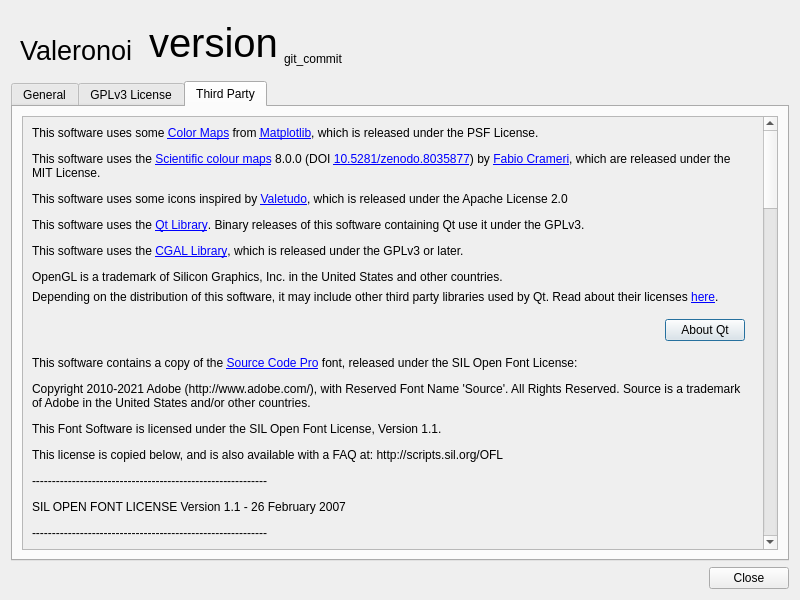
First picture: the form in src/gui/dialog/about.ui, repository ccoors/Valeronoi, before the edit.
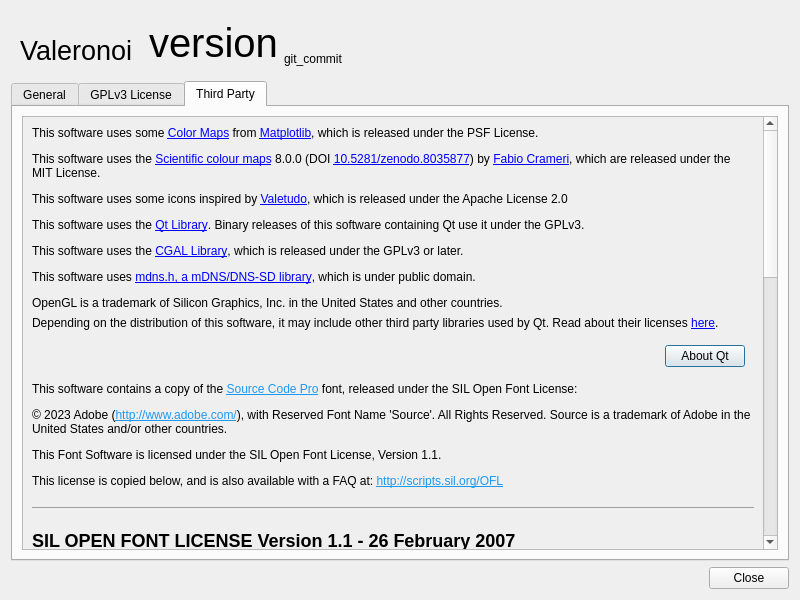
Second picture: the form after the edit. The open tabs and pages were chosen to show the change.

```diff
--- a/src/gui/dialog/about.ui
+++ b/src/gui/dialog/about.ui
@@ -833,8 +833,8 @@
            <rect>
             <x>0</x>
             <y>0</y>
-            <width>743</width>
-            <height>2600</height>
+            <width>749</width>
+            <height>1510</height>
            </rect>
           </property>
           <layout class="QVBoxLayout" name="verticalLayout_6">
@@ -848,6 +848,7 @@
 &lt;p&gt;This software uses some icons inspired by &lt;a href=&quot;https://valetudo.cloud&quot;&gt;Valetudo&lt;/a&gt;, which is released under the Apache License 2.0&lt;/p&gt;
 &lt;p&gt;This software uses the &lt;a href=&quot;https://www.qt.io/&quot;&gt;Qt Library&lt;/a&gt;. Binary releases of this software containing Qt use it under the GPLv3.&lt;/p&gt;
 &lt;p&gt;This software uses the &lt;a href=&quot;https://www.cgal.org/&quot;&gt;CGAL Library&lt;/a&gt;, which is released under the GPLv3 or later.&lt;/p&gt;
+&lt;p&gt;This software uses &lt;a href=&quot;https://github.com/mjansson/mdns&quot;&gt;mdns.h, a mDNS/DNS-SD library&lt;/a&gt;, which is under public domain.&lt;/p&gt;
 &lt;p&gt;OpenGL is a trademark of Silicon Graphics, Inc. in the United States and other countries.&lt;/p&gt;
 &lt;/body&gt;
 &lt;/html&gt;</string>
@@ -902,7 +903,7 @@
            <item>
             <widget class="QLabel" name="label_6">
              <property name="text">
-              <string>&lt;html&gt;&lt;head/&gt;&lt;body&gt;&lt;p&gt;This software contains a copy of the &lt;a href=&quot;https://github.com/adobe-fonts/source-code-pro&quot;&gt;&lt;span style=&quot; text-decoration: underline;&quot;&gt;Source Code Pro&lt;/span&gt;&lt;/a&gt; font, released under the SIL Open Font License:&lt;/p&gt;&lt;p&gt;Copyright 2010-2021 Adobe (http://www.adobe.com/), with Reserved Font Name 'Source'. All Rights Reserved. Source is a trademark of Adobe in the United States and/or other countries.&lt;/p&gt;&lt;p&gt;This Font Software is licensed under the SIL Open Font License, Version 1.1.&lt;/p&gt;&lt;p&gt;This license is copied below, and is also available with a FAQ at: http://scripts.sil.org/OFL&lt;/p&gt;&lt;p&gt;-----------------------------------------------------------&lt;/p&gt;&lt;p&gt;SIL OPEN FONT LICENSE Version 1.1 - 26 February 2007&lt;/p&gt;&lt;p&gt;-----------------------------------------------------------&lt;/p&gt;&lt;p&gt;PREAMBLE&lt;/p&gt;&lt;p&gt;The goals of the Open Font License (OFL) are to stimulate worldwide&lt;/p&gt;&lt;p&gt;development of collaborative font projects, to support the font creation&lt;/p&gt;&lt;p&gt;efforts of academic and linguistic communities, and to provide a free and&lt;/p&gt;&lt;p&gt;open framework in which fonts may be shared and improved in partnership&lt;/p&gt;&lt;p&gt;with others.&lt;/p&gt;&lt;p&gt;The OFL allows the licensed fonts to be used, studied, modified and&lt;/p&gt;&lt;p&gt;redistributed freely as long as they are not sold by themselves. The&lt;/p&gt;&lt;p&gt;fonts, including any derivative works, can be bundled, embedded,&lt;/p&gt;&lt;p&gt;redistributed and/or sold with any software provided that any reserved&lt;/p&gt;&lt;p&gt;names are not used by derivative works. The fonts and derivatives,&lt;/p&gt;&lt;p&gt;however, cannot be released under any other type of license. The&lt;/p&gt;&lt;p&gt;requirement for fonts to remain under this license does not apply&lt;/p&gt;&lt;p&gt;to any document created using the fonts or their derivatives.&lt;/p&gt;&lt;p&gt;DEFINITIONS&lt;/p&gt;&lt;p&gt;&amp;quot;Font Software&amp;quot; refers to the set of files released by the Copyright&lt;/p&gt;&lt;p&gt;Holder(s) under this license and clearly marked as such. This may&lt;/p&gt;&lt;p&gt;include source files, build scripts and documentation.&lt;/p&gt;&lt;p&gt;&amp;quot;Reserved Font Name&amp;quot; refers to any names specified as such after the&lt;/p&gt;&lt;p&gt;copyright statement(s).&lt;/p&gt;&lt;p&gt;&amp;quot;Original Version&amp;quot; refers to the collection of Font Software components as&lt;/p&gt;&lt;p&gt;distributed by the Copyright Holder(s).&lt;/p&gt;&lt;p&gt;&amp;quot;Modified Version&amp;quot; refers to any derivative made by adding to, deleting,&lt;/p&gt;&lt;p&gt;or substituting -- in part or in whole -- any of the components of the&lt;/p&gt;&lt;p&gt;Original Version, by changing formats or by porting the Font Software to a&lt;/p&gt;&lt;p&gt;new environment.&lt;/p&gt;&lt;p&gt;&amp;quot;Author&amp;quot; refers to any designer, engineer, programmer, technical&lt;/p&gt;&lt;p&gt;writer or other person who contributed to the Font Software.&lt;/p&gt;&lt;p&gt;PERMISSION &amp;amp; CONDITIONS&lt;/p&gt;&lt;p&gt;Permission is hereby granted, free of charge, to any person obtaining&lt;/p&gt;&lt;p&gt;a copy of the Font Software, to use, study, copy, merge, embed, modify,&lt;/p&gt;&lt;p&gt;redistribute, and sell modified and unmodified copies of the Font&lt;/p&gt;&lt;p&gt;Software, subject to the following conditions:&lt;/p&gt;&lt;p&gt;1) Neither the Font Software nor any of its individual components,&lt;/p&gt;&lt;p&gt;in Original or Modified Versions, may be sold by itself.&lt;/p&gt;&lt;p&gt;2) Original or Modified Versions of the Font Software may be bundled,&lt;/p&gt;&lt;p&gt;redistributed and/or sold with any software, provided that each copy&lt;/p&gt;&lt;p&gt;contains the above copyright notice and this license. These can be&lt;/p&gt;&lt;p&gt;included either as stand-alone text files, human-readable headers or&lt;/p&gt;&lt;p&gt;in the appropriate machine-readable metadata fields within text or&lt;/p&gt;&lt;p&gt;binary files as long as those fields can be easily viewed by the user.&lt;/p&gt;&lt;p&gt;3) No Modified Version of the Font Software may use the Reserved Font&lt;/p&gt;&lt;p&gt;Name(s) unless explicit written permission is granted by the corresponding&lt;/p&gt;&lt;p&gt;Copyright Holder. This restriction only applies to the primary font name as&lt;/p&gt;&lt;p&gt;presented to the users.&lt;/p&gt;&lt;p&gt;4) The name(s) of the Copyright Holder(s) or the Author(s) of the Font&lt;/p&gt;&lt;p&gt;Software shall not be used to promote, endorse or advertise any&lt;/p&gt;&lt;p&gt;Modified Version, except to acknowledge the contribution(s) of the&lt;/p&gt;&lt;p&gt;Copyright Holder(s) and the Author(s) or with their explicit written&lt;/p&gt;&lt;p&gt;permission.&lt;/p&gt;&lt;p&gt;5) The Font Software, modified or unmodified, in part or in whole,&lt;/p&gt;&lt;p&gt;must be distributed entirely under this license, and must not be&lt;/p&gt;&lt;p&gt;distributed under any other license. The requirement for fonts to&lt;/p&gt;&lt;p&gt;remain under this license does not apply to any document created&lt;/p&gt;&lt;p&gt;using the Font Software.&lt;/p&gt;&lt;p&gt;TERMINATION&lt;/p&gt;&lt;p&gt;This license becomes null and void if any of the above conditions are&lt;/p&gt;&lt;p&gt;not met.&lt;/p&gt;&lt;p&gt;DISCLAIMER&lt;/p&gt;&lt;p&gt;THE FONT SOFTWARE IS PROVIDED &amp;quot;AS IS&amp;quot;, WITHOUT WARRANTY OF ANY KIND,&lt;/p&gt;&lt;p&gt;EXPRESS OR IMPLIED, INCLUDING BUT NOT LIMITED TO ANY WARRANTIES OF&lt;/p&gt;&lt;p&gt;MERCHANTABILITY, FITNESS FOR A PARTICULAR PURPOSE AND NONINFRINGEMENT&lt;/p&gt;&lt;p&gt;OF COPYRIGHT, PATENT, TRADEMARK, OR OTHER RIGHT. IN NO EVENT SHALL THE&lt;/p&gt;&lt;p&gt;COPYRIGHT HOLDER BE LIABLE FOR ANY CLAIM, DAMAGES OR OTHER LIABILITY,&lt;/p&gt;&lt;p&gt;INCLUDING ANY GENERAL, SPECIAL, INDIRECT, INCIDENTAL, OR CONSEQUENTIAL&lt;/p&gt;&lt;p&gt;DAMAGES, WHETHER IN AN ACTION OF CONTRACT, TORT OR OTHERWISE, ARISING&lt;/p&gt;&lt;p&gt;FROM, OUT OF THE USE OR INABILITY TO USE THE FONT SOFTWARE OR FROM&lt;/p&gt;&lt;p&gt;OTHER DEALINGS IN THE FONT SOFTWARE.&lt;/p&gt;&lt;/body&gt;&lt;/html&gt;</string>
+              <string>&lt;html&gt;&lt;head/&gt;&lt;body&gt;&lt;p&gt;This software contains a copy of the &lt;a href=&quot;https://github.com/adobe-fonts/source-code-pro&quot;&gt;&lt;span style=&quot; text-decoration: underline; color:#1d99f3;&quot;&gt;Source Code Pro&lt;/span&gt;&lt;/a&gt; font, released under the SIL Open Font License:&lt;/p&gt;&lt;p&gt;© 2023 Adobe (&lt;a href=&quot;http://www.adobe.com/&quot;&gt;&lt;span style=&quot; text-decoration: underline; color:#1d99f3;&quot;&gt;http://www.adobe.com/&lt;/span&gt;&lt;/a&gt;), with Reserved Font Name 'Source'. All Rights Reserved. Source is a trademark of Adobe in the United States and/or other countries.&lt;/p&gt;&lt;p&gt;This Font Software is licensed under the SIL Open Font License, Version 1.1.&lt;/p&gt;&lt;p&gt;This license is copied below, and is also available with a FAQ at: &lt;a href=&quot;http://scripts.sil.org/OFL&quot;&gt;&lt;span style=&quot; text-decoration: underline; color:#1d99f3;&quot;&gt;http://scripts.sil.org/OFL&lt;/span&gt;&lt;/a&gt;&lt;/p&gt;&lt;hr/&gt;&lt;h2 style=&quot; margin-top:16px; margin-bottom:12px; margin-left:0px; margin-right:0px; -qt-block-indent:0; text-indent:0px;&quot;&gt;&lt;span style=&quot; font-size:x-large; font-weight:700;&quot;&gt;SIL OPEN FONT LICENSE Version 1.1 - 26 February 2007&lt;/span&gt;&lt;/h2&gt;&lt;p&gt;PREAMBLE The goals of the Open Font License (OFL) are to stimulate worldwide development of collaborative font projects, to support the font creation efforts of academic and linguistic communities, and to provide a free and open framework in which fonts may be shared and improved in partnership with others.&lt;/p&gt;&lt;p&gt;The OFL allows the licensed fonts to be used, studied, modified and redistributed freely as long as they are not sold by themselves. The fonts, including any derivative works, can be bundled, embedded, redistributed and/or sold with any software provided that any reserved names are not used by derivative works. The fonts and derivatives, however, cannot be released under any other type of license. The requirement for fonts to remain under this license does not apply to any document created using the fonts or their derivatives.&lt;/p&gt;&lt;p&gt;DEFINITIONS &amp;quot;Font Software&amp;quot; refers to the set of files released by the Copyright Holder(s) under this license and clearly marked as such. This may include source files, build scripts and documentation.&lt;/p&gt;&lt;p&gt;&amp;quot;Reserved Font Name&amp;quot; refers to any names specified as such after the copyright statement(s).&lt;/p&gt;&lt;p&gt;&amp;quot;Original Version&amp;quot; refers to the collection of Font Software components as distributed by the Copyright Holder(s).&lt;/p&gt;&lt;p&gt;&amp;quot;Modified Version&amp;quot; refers to any derivative made by adding to, deleting, or substituting -- in part or in whole -- any of the components of the Original Version, by changing formats or by porting the Font Software to a new environment.&lt;/p&gt;&lt;p&gt;&amp;quot;Author&amp;quot; refers to any designer, engineer, programmer, technical writer or other person who contributed to the Font Software.&lt;/p&gt;&lt;p&gt;PERMISSION &amp;amp; CONDITIONS Permission is hereby granted, free of charge, to any person obtaining a copy of the Font Software, to use, study, copy, merge, embed, modify, redistribute, and sell modified and unmodified copies of the Font Software, subject to the following conditions:&lt;/p&gt;&lt;ol style=&quot;margin-top: 0px; margin-bottom: 0px; margin-left: 0px; margin-right: 0px; -qt-list-indent: 1;&quot;&gt;&lt;li style=&quot; margin-top:12px; margin-bottom:12px; margin-left:0px; margin-right:0px; -qt-block-indent:0; text-indent:0px;&quot;&gt;Neither the Font Software nor any of its individual components, in Original or Modified Versions, may be sold by itself.&lt;/li&gt;&lt;li style=&quot; margin-top:12px; margin-bottom:12px; margin-left:0px; margin-right:0px; -qt-block-indent:0; text-indent:0px;&quot;&gt;Original or Modified Versions of the Font Software may be bundled, redistributed and/or sold with any software, provided that each copy contains the above copyright notice and this license. These can be included either as stand-alone text files, human-readable headers or in the appropriate machine-readable metadata fields within text or binary files as long as those fields can be easily viewed by the user.&lt;/li&gt;&lt;li style=&quot; margin-top:12px; margin-bottom:12px; margin-left:0px; margin-right:0px; -qt-block-indent:0; text-indent:0px;&quot;&gt;No Modified Version of the Font Software may use the Reserved Font Name(s) unless explicit written permission is granted by the corresponding Copyright Holder. This restriction only applies to the primary font name as presented to the users.&lt;/li&gt;&lt;li style=&quot; margin-top:12px; margin-bottom:12px; margin-left:0px; margin-right:0px; -qt-block-indent:0; text-indent:0px;&quot;&gt;The name(s) of the Copyright Holder(s) or the Author(s) of the Font Software shall not be used to promote, endorse or advertise any Modified Version, except to acknowledge the contribution(s) of the Copyright Holder(s) and the Author(s) or with their explicit written permission.&lt;/li&gt;&lt;li style=&quot; margin-top:12px; margin-bottom:12px; margin-left:0px; margin-right:0px; -qt-block-indent:0; text-indent:0px;&quot;&gt;The Font Software, modified or unmodified, in part or in whole, must be distributed entirely under this license, and must not be distributed under any other license. The requirement for fonts to remain under this license does not apply to any document created using the Font Software.&lt;/li&gt;&lt;/ol&gt;&lt;p&gt;TERMINATION This license becomes null and void if any of the above conditions are not met.&lt;/p&gt;&lt;p&gt;DISCLAIMER THE FONT SOFTWARE IS PROVIDED &amp;quot;AS IS&amp;quot;, WITHOUT WARRANTY OF ANY KIND, EXPRESS OR IMPLIED, INCLUDING BUT NOT LIMITED TO ANY WARRANTIES OF MERCHANTABILITY, FITNESS FOR A PARTICULAR PURPOSE AND NONINFRINGEMENT OF COPYRIGHT, PATENT, TRADEMARK, OR OTHER RIGHT. IN NO EVENT SHALL THE COPYRIGHT HOLDER BE LIABLE FOR ANY CLAIM, DAMAGES OR OTHER LIABILITY, INCLUDING ANY GENERAL, SPECIAL, INDIRECT, INCIDENTAL, OR CONSEQUENTIAL DAMAGES, WHETHER IN AN ACTION OF CONTRACT, TORT OR OTHERWISE, ARISING FROM, OUT OF THE USE OR INABILITY TO USE THE FONT SOFTWARE OR FROM OTHER DEALINGS IN THE FONT SOFTWARE.&lt;/p&gt;&lt;/body&gt;&lt;/html&gt;</string>
              </property>
              <property name="wordWrap">
               <bool>true</bool>
```
Left out of the diff: 32 changed lines with no effect on the pictures.
